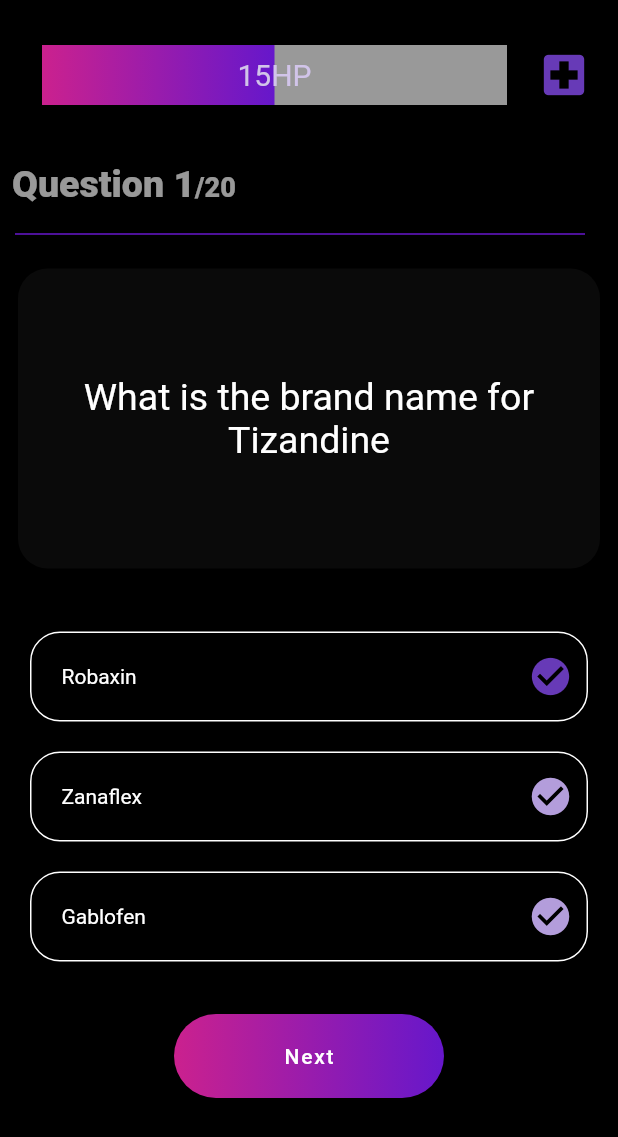
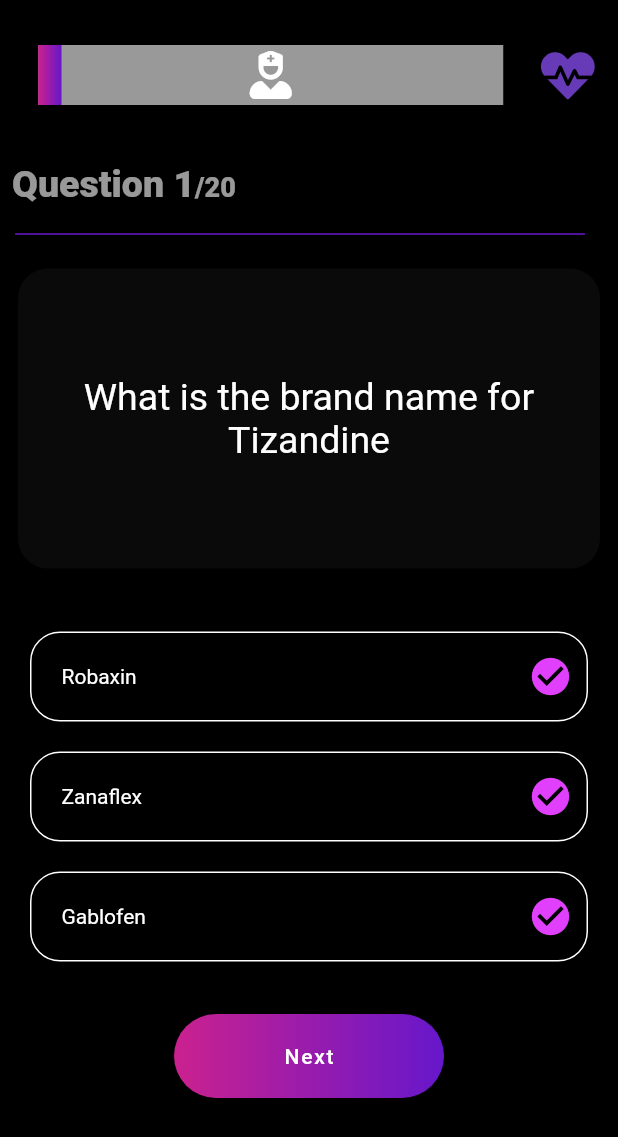
Before and after one commit to kingpush37/pharmu, a Flutter app: the screen it shows after launch, on a phone screen of 412 x 824 dp. Shown: the top 1137 px of the screen. Run offline on Flutter 3.47's test engine with Material 2 defaults, Android fonts, the phone set to English and light mode, and no system bars; drawn by our look-alikes of percent_indicator; our stand-ins replace font_awesome_flutter.

Commit message:
fix quiz page functionality

```diff
--- a/lib/quiz_page.dart
+++ b/lib/quiz_page.dart
@@ -16,14 +16,23 @@ class QuizPage extends StatefulWidget {
   var database = new QuestionDatabase();
   var random = new Random();
   int quizLength = database.getDataBaseLength();
-  int answerCount = 0;
+  int answerCount = 1;
   int count = 1;
+  int points = 2;
+  const Color kActiveColor = Colors.deepPurple;
+  const Color kInactiveColor = Colors.purpleAccent;
+  Question question;
+
+  enum Question {
+    ONE,
+    TWO,
+    THREE,
+  }
 
 
 
 
 class _QuizPageState extends State<QuizPage> {
-
 
   @override
   Widget build(BuildContext context) {
@@ -39,21 +48,18 @@ class _QuizPageState extends State<QuizPage> {
                 alignment: MainAxisAlignment.center,
                 width: 330.0,
                 lineHeight: 40.0,
-                percent: 0.5,
+                percent: answerCount / quizLength,
                 backgroundColor: Colors.white60,
                 linearGradient: LinearGradient(
                     colors: [Color(0xFFCB218E), Color(0xFF6617CB)]),
-                center: Text(
-                  '15HP',
-                  style: TextStyle(
-                    color: Colors.deepPurple[100],
-                    fontSize: 20.0,
-                  ),
+                center: Icon(FontAwesomeIcons.userNurse,
+                  color: Colors.white,
+                  size: 32.0,
                 ),
                 trailing: Padding(
-                  padding: const EdgeInsets.only(left: 10.0),
+                  padding: const EdgeInsets.only(left:15.0),
                   child: Icon(
-                    Icons.local_hospital,
+                    FontAwesomeIcons.heartbeat,
                     color: Colors.deepPurple,
                     size: 36.0,
                   ),
@@ -138,6 +144,12 @@ class _QuizPageState extends State<QuizPage> {
                     color: Colors.white, width: 1.0, style: BorderStyle.solid),
                 borderRadius: BorderRadius.circular(20.0),
               ),
+              child: InkWell(
+                onTap: () {
+                  setState(() {
+                question = Question.ONE;
+                  });
+                },
                 child: Row(
                   mainAxisAlignment: MainAxisAlignment.spaceBetween,
                   children: <Widget>[
@@ -151,11 +163,12 @@ class _QuizPageState extends State<QuizPage> {
                       iconSize: 30.0,
                       icon: FaIcon(
                         Icons.check_circle,
-                      color: Colors.deepPurple,
+                        color: question == Question.ONE ? kActiveColor : kInactiveColor,
                       ),
                       onPressed: null,
                     ),
                   ],
+                ),
               ),
             ),
             Container(
@@ -167,6 +180,12 @@ class _QuizPageState extends State<QuizPage> {
                     color: Colors.white, width: 1.0, style: BorderStyle.solid),
                 borderRadius: BorderRadius.circular(20.0),
               ),
+              child: InkWell(
+                onTap: () {
+                  setState(() {
+                  question = Question.TWO;
+                  });
+                },
                 child: Row(
                   mainAxisAlignment: MainAxisAlignment.spaceBetween,
                   children: <Widget>[
@@ -180,11 +199,12 @@ class _QuizPageState extends State<QuizPage> {
                       iconSize: 30.0,
                       icon: FaIcon(
                         Icons.check_circle,
-                      color: Colors.deepPurple[200],
+                        color: question == Question.TWO ? kActiveColor : kInactiveColor,
                       ),
                       onPressed: null,
                     ),
                   ],
+                ),
               ),
             ),
             Container(
@@ -196,6 +216,12 @@ class _QuizPageState extends State<QuizPage> {
                     color: Colors.white, width: 1.0, style: BorderStyle.solid),
                 borderRadius: BorderRadius.circular(20.0),
               ),
+              child: InkWell(
+                onTap: () {
+                  setState(() {
+                  question = Question.THREE;
+                  });
+                },
                 child: Row(
                   mainAxisAlignment: MainAxisAlignment.spaceBetween,
                   children: <Widget>[
@@ -209,11 +235,12 @@ class _QuizPageState extends State<QuizPage> {
                       iconSize: 30.0,
                       icon: FaIcon(
                         Icons.check_circle,
-                      color: Colors.deepPurple[200],
+                        color: question == Question.THREE ? kActiveColor : kInactiveColor,
                       ),
                       onPressed: null,
                     ),
                   ],
+                ),
               ),
             ),
             SizedBox(
@@ -227,6 +254,7 @@ class _QuizPageState extends State<QuizPage> {
                   database.nextQuestion();
                   answerCount++;
                   count++;
+                  points += 2;
                 });
               },
               child: Container(
```
Also changed, not shown: lib/constants.dart (added). Lines whose indentation alone changed are shown as unchanged.
